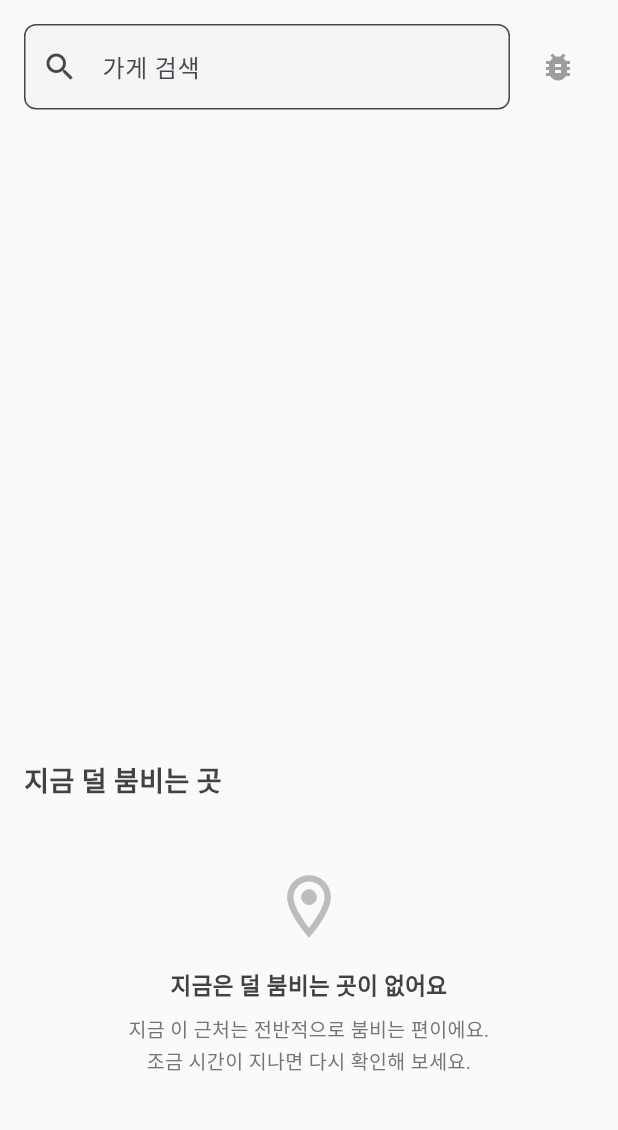
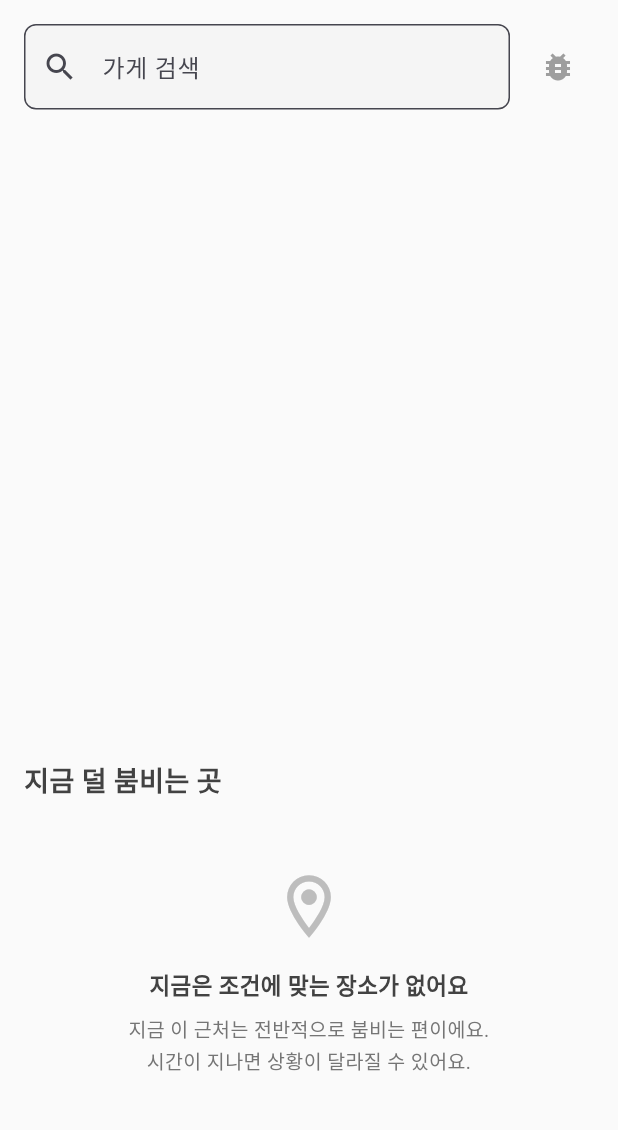
Before and after one commit to aicc-offpeak/offpeak-mobile, a Flutter app: the screen it shows after launch, on a phone screen of 412 x 824 dp, the part 84-1214 px from its top. Run offline on Flutter 3.47's test engine with Material 3 defaults, Android fonts, the phone set to English and light mode, and no system bars; our stand-ins replace dio, flutter_dotenv, geolocator; missing offline and left inert: kakao_map_sdk.

Commit message:
fix: update search screen messages for clarity regarding available locations

```diff
--- a/lib/features/search/presentation/search_screen.dart
+++ b/lib/features/search/presentation/search_screen.dart
@@ -712,7 +712,7 @@ class _SearchScreenState extends State<SearchScreen>
                         ),
                         const SizedBox(height: 16),
                         Text(
-                          '지금은 덜 붐비는 곳이 없어요',
+                          '지금은 조건에 맞는 장소가 없어요',
                           style: TextStyle(
                             fontSize: 15,
                             fontWeight: FontWeight.w600,
@@ -735,7 +735,7 @@ class _SearchScreenState extends State<SearchScreen>
                               textAlign: TextAlign.center,
                             ),
                             Text(
-                              '조금 시간이 지나면 다시 확인해 보세요.',
+                              '시간이 지나면 상황이 달라질 수 있어요.',
                               style: TextStyle(
                                 fontSize: 13,
                                 color: Colors.grey[600],
```
